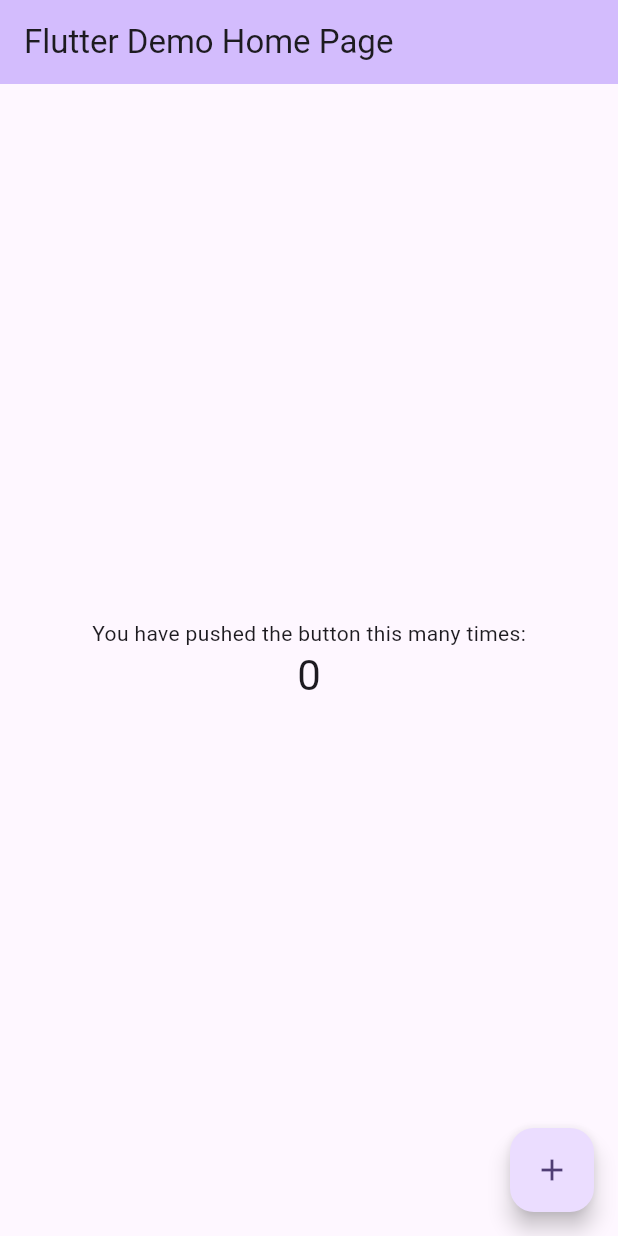
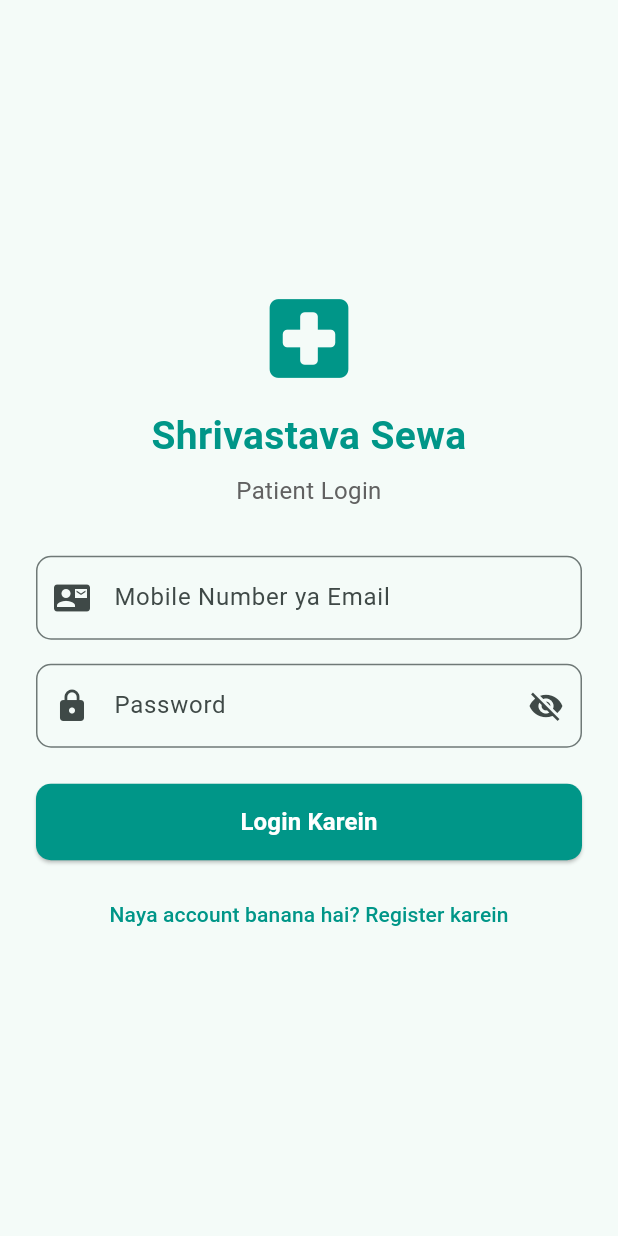
Before and after one commit to mohitshrivastava77/Shrivastava-health, a Flutter app: the screen it shows after launch, on a phone screen of 412 x 824 dp. Run offline on Flutter 3.47's test engine with Material 3 defaults, Android fonts, the phone set to English and light mode, and no system bars.

Commit message:
Added Patient Login and Registration UI

```diff
--- a/lib/main.dart
+++ b/lib/main.dart
@@ -1,121 +1,274 @@
 import 'package:flutter/material.dart';
 
 void main() {
-  runApp(const MyApp());
+  runApp(const ShrivastavaSewaApp());
 }
 
-class MyApp extends StatelessWidget {
-  const MyApp({super.key});
+class ShrivastavaSewaApp extends StatelessWidget {
+  const ShrivastavaSewaApp({super.key});
 
-  // This widget is the root of your application.
   @override
   Widget build(BuildContext context) {
     return MaterialApp(
-      title: 'Flutter Demo',
+      debugShowCheckedModeBanner: false,
+      title: 'Shrivastava Sewa',
       theme: ThemeData(
-        // This is the theme of your application.
-        //
-        // TRY THIS: Try running your application with "flutter run". You'll see
-        // the application has a purple toolbar. Then, without quitting the app,
-        // try changing the seedColor in the colorScheme below to Colors.green
-        // and then invoke "hot reload" (save your changes or press the "hot
-        // reload" button in a Flutter-supported IDE, or press "r" if you used
-        // the command line to start the app).
-        //
-        // Notice that the counter didn't reset back to zero; the application
-        // state is not lost during the reload. To reset the state, use hot
-        // restart instead.
-        //
-        // This works for code too, not just values: Most code changes can be
-        // tested with just a hot reload.
-        colorScheme: .fromSeed(seedColor: Colors.deepPurple),
+        colorScheme: ColorScheme.fromSeed(seedColor: Colors.teal),
+        useMaterial3: true,
       ),
-      home: const MyHomePage(title: 'Flutter Demo Home Page'),
+      home: const AuthScreen(),
     );
   }
 }
 
-class MyHomePage extends StatefulWidget {
-  const MyHomePage({super.key, required this.title});
-
-  // This widget is the home page of your application. It is stateful, meaning
-  // that it has a State object (defined below) that contains fields that affect
-  // how it looks.
-
-  // This class is the configuration for the state. It holds the values (in this
-  // case the title) provided by the parent (in this case the App widget) and
-  // used by the build method of the State. Fields in a Widget subclass are
-  // always marked "final".
-
-  final String title;
+class AuthScreen extends StatefulWidget {
+  const AuthScreen({super.key});
 
   @override
-  State<MyHomePage> createState() => _MyHomePageState();
+  State<AuthScreen> createState() => _AuthScreenState();
 }
 
-class _MyHomePageState extends State<MyHomePage> {
-  int _counter = 0;
+class _AuthScreenState extends State<AuthScreen> {
+  bool isLogin = true;
+  final _formKey = GlobalKey<FormState>();
 
-  void _incrementCounter() {
-    setState(() {
-      // This call to setState tells the Flutter framework that something has
-      // changed in this State, which causes it to rerun the build method below
-      // so that the display can reflect the updated values. If we changed
-      // _counter without calling setState(), then the build method would not be
-      // called again, and so nothing would appear to happen.
-      _counter++;
-    });
+  final _nameController = TextEditingController();
+  final _emailPhoneController = TextEditingController();
+  final _passwordController = TextEditingController();
+  bool _obscurePassword = true;
+
+  @override
+  void dispose() {
+    _nameController.dispose();
+    _emailPhoneController.dispose();
+    _passwordController.dispose();
+    super.dispose();
+  }
+
+  void _handleSubmit() {
+    if (_formKey.currentState!.validate()) {
+      // Abhi ke liye validation ke baad direct Home Page par bhejte hain
+      Navigator.pushReplacement(
+        context,
+        MaterialPageRoute(builder: (context) => const HomePage()),
+      );
+    }
   }
 
   @override
   Widget build(BuildContext context) {
-    // This method is rerun every time setState is called, for instance as done
-    // by the _incrementCounter method above.
-    //
-    // The Flutter framework has been optimized to make rerunning build methods
-    // fast, so that you can just rebuild anything that needs updating rather
-    // than having to individually change instances of widgets.
+    return Scaffold(
+      body: SafeArea(
+        child: Center(
+          child: SingleChildScrollView(
+            padding: const EdgeInsets.symmetric(horizontal: 24.0),
+            child: Form(
+              key: _formKey,
+              child: Column(
+                mainAxisAlignment: MainAxisAlignment.center,
+                crossAxisAlignment: CrossAxisAlignment.stretch,
+                children: [
+                  const Icon(
+                    Icons.local_hospital_rounded,
+                    size: 70,
+                    color: Colors.teal,
+                  ),
+                  const SizedBox(height: 12),
+                  const Text(
+                    'Shrivastava Sewa',
+                    textAlign: TextAlign.center,
+                    style: TextStyle(
+                      fontSize: 26,
+                      fontWeight: FontWeight.bold,
+                      color: Colors.teal,
+                    ),
+                  ),
+                  const SizedBox(height: 6),
+                  Text(
+                    isLogin ? 'Patient Login' : 'Naya Patient Registration',
+                    textAlign: TextAlign.center,
+                    style: TextStyle(fontSize: 16, color: Colors.grey.shade700),
+                  ),
+                  const SizedBox(height: 32),
+
+                  // Name Field (Registration ke time)
+                  if (!isLogin) ...[
+                    TextFormField(
+                      controller: _nameController,
+                      decoration: InputDecoration(
+                        labelText: 'Pura Naam (Full Name)',
+                        prefixIcon: const Icon(Icons.person),
+                        border: OutlineInputBorder(
+                          borderRadius: BorderRadius.circular(10),
+                        ),
+                      ),
+                      validator: (value) {
+                        if (value == null || value.trim().isEmpty) {
+                          return 'Kripya apna naam enter karein';
+                        }
+                        return null;
+                      },
+                    ),
+                    const SizedBox(height: 16),
+                  ],
+
+                  // Email or Mobile
+                  TextFormField(
+                    controller: _emailPhoneController,
+                    decoration: InputDecoration(
+                      labelText: 'Mobile Number ya Email',
+                      prefixIcon: const Icon(Icons.contact_mail),
+                      border: OutlineInputBorder(
+                        borderRadius: BorderRadius.circular(10),
+                      ),
+                    ),
+                    validator: (value) {
+                      if (value == null || value.trim().isEmpty) {
+                        return 'Kripya Email ya Mobile Number enter karein';
+                      }
+                      return null;
+                    },
+                  ),
+                  const SizedBox(height: 16),
+
+                  // Password Field
+                  TextFormField(
+                    controller: _passwordController,
+                    obscureText: _obscurePassword,
+                    decoration: InputDecoration(
+                      labelText: 'Password',
+                      prefixIcon: const Icon(Icons.lock),
+                      suffixIcon: IconButton(
+                        icon: Icon(
+                          _obscurePassword
+                              ? Icons.visibility_off
+                              : Icons.visibility,
+                        ),
+                        onPressed: () {
+                          setState(() {
+                            _obscurePassword = !_obscurePassword;
+                          });
+                        },
+                      ),
+                      border: OutlineInputBorder(
+                        borderRadius: BorderRadius.circular(10),
+                      ),
+                    ),
+                    validator: (value) {
+                      if (value == null || value.length < 6) {
+                        return 'Password kam se kam 6 characters ka hona chahiye';
+                      }
+                      return null;
+                    },
+                  ),
+                  const SizedBox(height: 24),
+
+                  // Action Button
+                  ElevatedButton(
+                    onPressed: _handleSubmit,
+                    style: ElevatedButton.styleFrom(
+                      backgroundColor: Colors.teal,
+                      foregroundColor: Colors.white,
+                      padding: const EdgeInsets.symmetric(vertical: 14),
+                      shape: RoundedRectangleBorder(
+                        borderRadius: BorderRadius.circular(10),
+                      ),
+                    ),
+                    child: Text(
+                      isLogin ? 'Login Karein' : 'Register Karein',
+                      style: const TextStyle(fontSize: 16, fontWeight: FontWeight.bold),
+                    ),
+                  ),
+                  const SizedBox(height: 12),
+
+                  // Toggle between Login & Signup
+                  TextButton(
+                    onPressed: () {
+                      setState(() {
+                        isLogin = !isLogin;
+                      });
+                    },
+                    child: Text(
+                      isLogin
+                          ? 'Naya account banana hai? Register karein'
+                          : 'Pehle se account hai? Login karein',
+                      style: const TextStyle(color: Colors.teal),
+                    ),
+                  ),
+                ],
+              ),
+            ),
+          ),
+        ),
+      ),
+    );
+  }
+}
+
+class HomePage extends StatelessWidget {
+  const HomePage({super.key});
+
+  @override
+  Widget build(BuildContext context) {
     return Scaffold(
       appBar: AppBar(
-        // TRY THIS: Try changing the color here to a specific color (to
-        // Colors.amber, perhaps?) and trigger a hot reload to see the AppBar
-        // change color while the other colors stay the same.
-        backgroundColor: Theme.of(context).colorScheme.inversePrimary,
-        // Here we take the value from the MyHomePage object that was created by
-        // the App.build method, and use it to set our appbar title.
-        title: Text(widget.title),
+        title: const Text(
+          'Shrivastava Sewa',
+          style: TextStyle(fontWeight: FontWeight.bold, color: Colors.white),
+        ),
+        backgroundColor: Colors.teal,
+        centerTitle: true,
       ),
-      body: Center(
-        // Center is a layout widget. It takes a single child and positions it
-        // in the middle of the parent.
+      body: Padding(
+        padding: const EdgeInsets.all(16.0),
         child: Column(
-          // Column is also a layout widget. It takes a list of children and
-          // arranges them vertically. By default, it sizes itself to fit its
-          // children horizontally, and tries to be as tall as its parent.
-          //
-          // Column has various properties to control how it sizes itself and
-          // how it positions its children. Here we use mainAxisAlignment to
-          // center the children vertically; the main axis here is the vertical
-          // axis because Columns are vertical (the cross axis would be
-          // horizontal).
-          //
-          // TRY THIS: Invoke "debug painting" (choose the "Toggle Debug Paint"
-          // action in the IDE, or press "p" in the console), to see the
-          // wireframe for each widget.
-          mainAxisAlignment: .center,
+          crossAxisAlignment: CrossAxisAlignment.start,
           children: [
-            const Text('You have pushed the button this many times:'),
-            Text(
-              '$_counter',
-              style: Theme.of(context).textTheme.headlineMedium,
+            const Text(
+              'Hamari Suvidhayein (Services)',
+              style: TextStyle(fontSize: 20, fontWeight: FontWeight.bold),
+            ),
+            const SizedBox(height: 16),
+            Expanded(
+              child: GridView.count(
+                crossAxisCount: 2,
+                crossAxisSpacing: 12,
+                mainAxisSpacing: 12,
+                children: [
+                  _buildServiceCard(Icons.local_hospital, 'Doctor Consultation'),
+                  _buildServiceCard(Icons.medication, 'Dawaai (Medicine)'),
+                  _buildServiceCard(Icons.biotech, 'Lab Tests'),
+                  _buildServiceCard(Icons.emergency, 'Emergency 24x7'),
+                ],
+              ),
             ),
           ],
         ),
       ),
-      floatingActionButton: FloatingActionButton(
-        onPressed: _incrementCounter,
-        tooltip: 'Increment',
-        child: const Icon(Icons.add),
+    );
+  }
+
+  Widget _buildServiceCard(IconData icon, String title) {
+    return Card(
+      elevation: 3,
+      shape: RoundedRectangleBorder(borderRadius: BorderRadius.circular(12)),
+      child: InkWell(
+        onTap: () {},
+        borderRadius: BorderRadius.circular(12),
+        child: Center(
+          child: Column(
+            mainAxisSize: MainAxisSize.min,
+            children: [
+              Icon(icon, size: 40, color: Colors.teal),
+              const SizedBox(height: 10),
+              Text(
+                title,
+                textAlign: TextAlign.center,
+                style: const TextStyle(fontWeight: FontWeight.w600),
+              ),
+            ],
+          ),
+        ),
       ),
     );
   }
```
